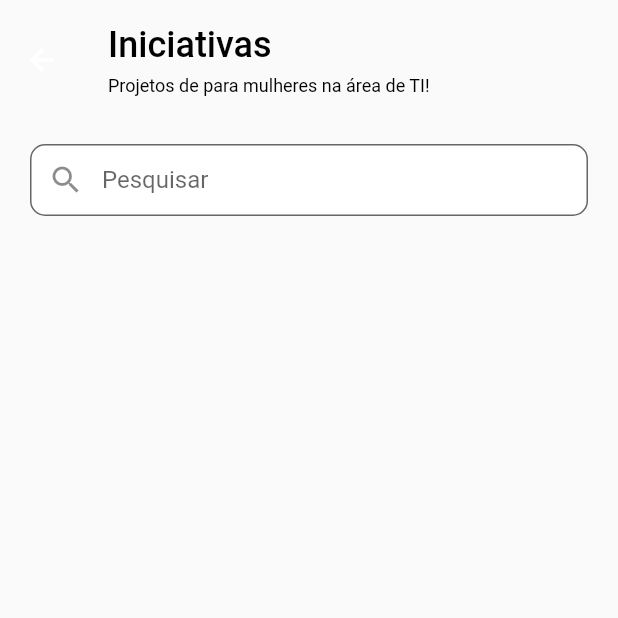
After one commit to marialmeida1/girls_in_ctrl_tcc, a Flutter app: the PrincipalIniciativas screen opened directly, on a phone screen of 412 x 824 dp, the top half of it. The commit adds this screen. Run offline on Flutter 3.47's test engine with Material 2 defaults, Android fonts, the light colour scheme and no system bars; our stand-ins replace carousel_slider, image_picker, shared_preferences; accounts and stored records are empty.

Commit message:
iniciando pagina de iniciativas

```diff
--- /dev/null
+++ b/lib/view/main/iniciativas/principal.iniciativas.dart
@@ -0,0 +1,37 @@
+import 'package:flutter/material.dart';
+import 'package:flutter/src/widgets/container.dart';
+import 'package:flutter/src/widgets/framework.dart';
+import 'package:tcc_girls_in_ctrl/view/main/menu/appBar.menu.dart';
+import 'package:tcc_girls_in_ctrl/view/widgets/search.widgets.dart';
+
+class PrincipalIniciativas extends StatelessWidget {
+  const PrincipalIniciativas({super.key});
+
+  @override
+  Widget build(BuildContext context) {
+    bool loading = true;
+
+    return Scaffold(
+      appBar: myappBar(
+        context,
+        Colors.black,
+        "Iniciativas",
+        "Projetos de para mulheres na área de TI!",
+        null,
+        null,
+      ),
+      body: Padding(
+        padding: const EdgeInsets.only(
+          right: 20,
+          left: 20,
+          top: 16,
+        ),
+        child: SingleChildScrollView(
+          child: Column(children: [
+            searchText(),
+          ]),
+        ),
+      ),
+    );
+  }
+}
--- a/lib/view/main/menu/principal.menu.dart
+++ b/lib/view/main/menu/principal.menu.dart
@@ -11,7 +11,7 @@ class PrincipalMenu extends StatelessWidget {
       debugShowCheckedModeBanner: false,
       theme: lightTheme,
       home: DefaultTabController(
-        length: 3,
+        length: 4,
         child: TabsPage(),
       ),
     );
--- a/lib/view/main/menu/tabBar.dart
+++ b/lib/view/main/menu/tabBar.dart
@@ -1,5 +1,6 @@
 import 'package:flutter/material.dart';
 import 'package:tcc_girls_in_ctrl/view/main/home/principal.home.dart';
+import 'package:tcc_girls_in_ctrl/view/main/iniciativas/principal.iniciativas.dart';
 import 'package:tcc_girls_in_ctrl/view/main/noticia/principal.noticia.dart';
 import 'package:tcc_girls_in_ctrl/view/main/profile/principal.profile.dart';
 
@@ -11,6 +12,7 @@ class TabsPage extends StatelessWidget {
         children: [
           Principal(),
           const PrincipalNoticias(),
+          const PrincipalIniciativas(),
           const PrincipalProfile()
         ],
       ),
@@ -20,7 +22,10 @@ class TabsPage extends StatelessWidget {
             icon: Icon(Icons.home_outlined),
           ),
           Tab(
-            icon: Icon(Icons.work_outline),
+            icon: Icon(Icons.newspaper_outlined),
+          ),
+          Tab(
+            icon: Icon(Icons.lightbulb_outlined),
           ),
           Tab(
             icon: Icon(Icons.person_outline),
```
